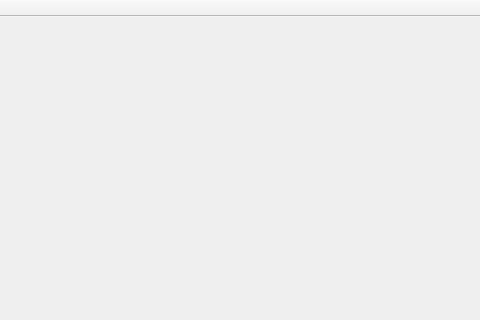
Above: trunk/Programada4/ventanaprincipal.ui from rijoalvi/tarea4graficacion before the change; both pictures show x 169 to 649 and y 0 to 320 of the 649 by 440 pixel window. Below: the same form after it.
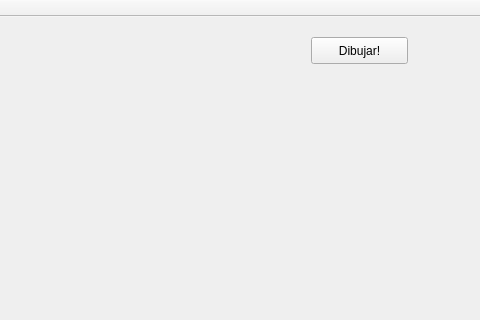
That is the form after the change. Custom widgets are drawn as their Qt base class.

The edit to the form file:
```diff
--- a/trunk/Programada4/ventanaprincipal.ui
+++ b/trunk/Programada4/ventanaprincipal.ui
@@ -23,6 +23,21 @@
       <height>341</height>
      </rect>
     </property>
+    <zorder>botonDibujar</zorder>
+    <zorder>botonDibujar</zorder>
+   </widget>
+   <widget class="QPushButton" name="botonDibujar">
+    <property name="geometry">
+     <rect>
+      <x>480</x>
+      <y>20</y>
+      <width>97</width>
+      <height>27</height>
+     </rect>
+    </property>
+    <property name="text">
+     <string>Dibujar!</string>
+    </property>
    </widget>
   </widget>
   <widget class="QMenuBar" name="menuBar">
```
Left out of the diff: 2 changed lines with no effect on the pictures.
